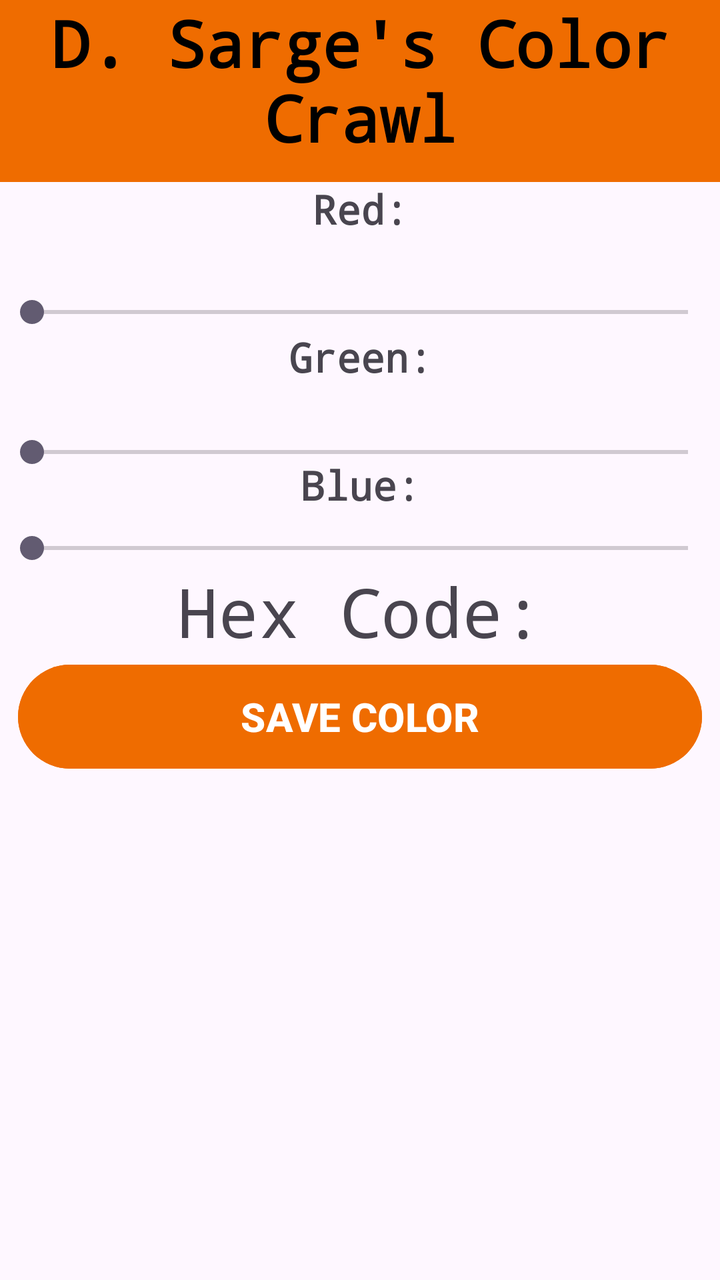
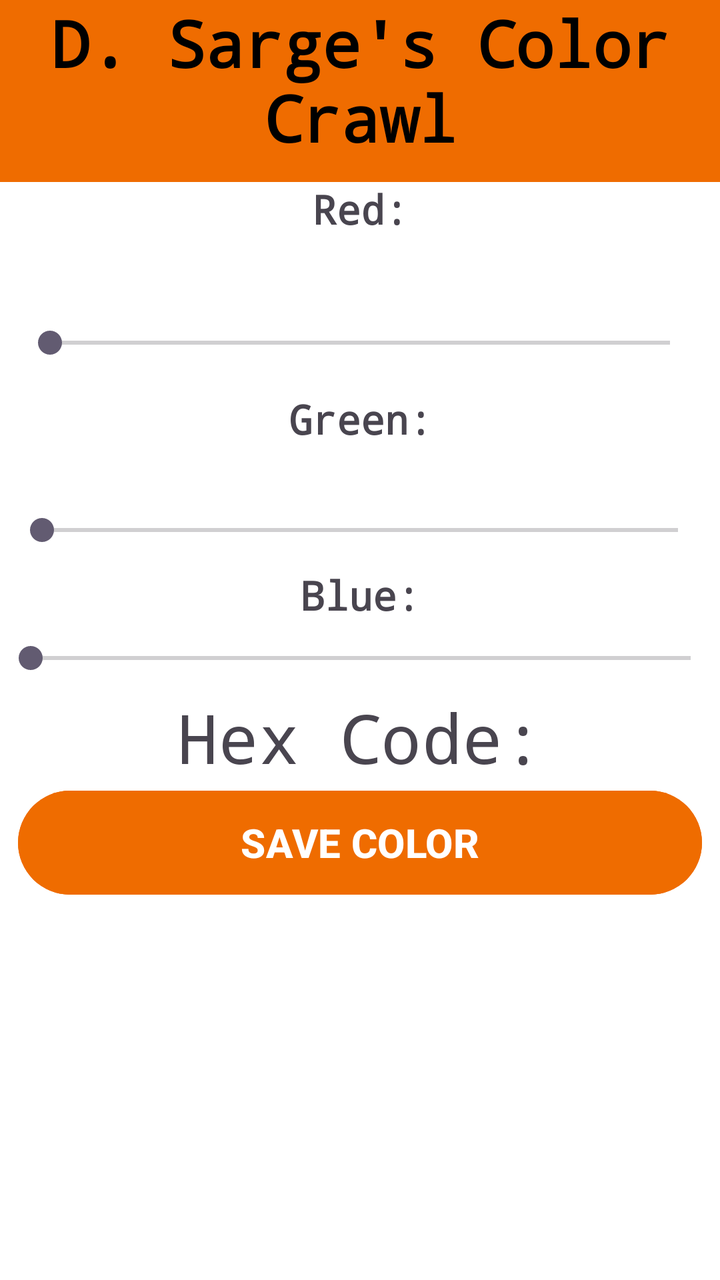

Screens rendered from an Android XML layout before and after an edit, with the pre-edit source and the edit as a unified diff.
<!-- AndroidManifest.xml: application theme Theme.Homework02_Program1 -->
<!-- res/layout/activity_main.xml -->
<?xml version="1.0" encoding="utf-8"?>
<androidx.constraintlayout.widget.ConstraintLayout xmlns:android="http://schemas.android.com/apk/res/android"
    xmlns:app="http://schemas.android.com/apk/res-auto"
    xmlns:tools="http://schemas.android.com/tools"
    android:id="@+id/main_vert_layout"
    android:layout_width="match_parent"
    android:layout_height="match_parent"
    tools:context=".MainActivity">

    <TextView
        android:id="@+id/tv_title"
        android:layout_width="417dp"
        android:layout_height="91dp"
        android:background="#EF6C00"
        android:fontFamily="monospace"
        android:text="D. Sarge's Color Crawl"
        android:textAlignment="center"
        android:textColor="#000000"
        android:textSize="32sp"
        android:textStyle="bold"
        android:typeface="normal"
        app:layout_constraintBottom_toTopOf="@+id/tv_main_red"
        app:layout_constraintEnd_toEndOf="parent"
        app:layout_constraintStart_toStartOf="parent"
        app:layout_constraintTop_toTopOf="parent" />

    <TextView
        android:id="@+id/tv_main_red"
        android:layout_width="404dp"
        android:layout_height="56dp"
        android:fontFamily="monospace"
        android:text="Red:"
        android:textAlignment="center"
        android:textSize="20sp"
        android:textStyle="bold"
        app:layout_constraintBottom_toTopOf="@+id/sb_main_red"
        app:layout_constraintEnd_toEndOf="parent"
        app:layout_constraintStart_toStartOf="parent"
        app:layout_constraintTop_toBottomOf="@+id/tv_title" />

    <SeekBar
        android:id="@+id/sb_main_red"
        android:layout_width="0dp"
        android:layout_height="wrap_content"
        app:layout_constraintBottom_toTopOf="@+id/tv_main_green"
        app:layout_constraintEnd_toEndOf="parent"
        app:layout_constraintStart_toStartOf="parent"
        app:layout_constraintTop_toBottomOf="@+id/tv_main_red" />

    <TextView
        android:id="@+id/tv_main_green"
        android:layout_width="406dp"
        android:layout_height="52dp"
        android:fontFamily="monospace"
        android:text="Green:"
        android:textAlignment="center"
        android:textSize="20sp"
        android:textStyle="bold"
        app:layout_constraintBottom_toTopOf="@+id/sb_main_green"
        app:layout_constraintEnd_toEndOf="parent"
        app:layout_constraintStart_toStartOf="parent"
        app:layout_constraintTop_toBottomOf="@+id/sb_main_red" />

    <SeekBar
        android:id="@+id/sb_main_green"
        android:layout_width="0dp"
        android:layout_height="wrap_content"
        android:layout_marginBottom="30dp"
        app:layout_constraintBottom_toTopOf="@+id/sb_main_blue"
        app:layout_constraintEnd_toEndOf="parent"
        app:layout_constraintStart_toStartOf="parent"
        app:layout_constraintTop_toBottomOf="@+id/tv_main_green" />

    <TextView
        android:id="@+id/tv_main_blue"
        android:layout_width="412dp"
        android:layout_height="53dp"
        android:layout_marginBottom="7dp"
        android:fontFamily="monospace"
        android:text="Blue:"
        android:textAlignment="center"
        android:textSize="20sp"
        android:textStyle="bold"
        app:layout_constraintBottom_toBottomOf="@+id/sb_main_blue"
        app:layout_constraintEnd_toEndOf="parent"
        app:layout_constraintStart_toStartOf="parent"
        app:layout_constraintTop_toBottomOf="@+id/sb_main_green" />

    <SeekBar
        android:id="@+id/sb_main_blue"
        android:layout_width="0dp"
        android:layout_height="wrap_content"
        app:layout_constraintBottom_toTopOf="@+id/tv_main_hex"
        app:layout_constraintEnd_toEndOf="parent"
        app:layout_constraintHorizontal_bias="0.0"
        app:layout_constraintStart_toStartOf="parent"
        app:layout_constraintTop_toBottomOf="@+id/sb_main_green" />

    <TextView
        android:id="@+id/tv_main_hex"
        android:layout_width="0dp"
        android:layout_height="wrap_content"
        android:fontFamily="monospace"
        android:text="Hex Code:"
        android:textAlignment="center"
        android:textSize="34sp"
        app:layout_constraintBottom_toTopOf="@+id/btn_main_save"
        app:layout_constraintEnd_toEndOf="parent"
        app:layout_constraintStart_toStartOf="parent"
        app:layout_constraintTop_toBottomOf="@+id/sb_main_blue" />

    <Button
        android:id="@+id/btn_main_save"
        android:layout_width="342dp"
        android:layout_height="60dp"
        android:layout_marginStart="70dp"
        android:layout_marginEnd="70dp"
        android:backgroundTint="#EF6C00"
        android:capitalize="none"
        android:text="Save Color"
        android:textAlignment="center"
        android:textAllCaps="true"
        android:textColorLink="#CA1414"
        android:textSize="20sp"
        android:textStyle="bold"
        app:layout_constraintBottom_toTopOf="@+id/lv_main_colors"
        app:layout_constraintEnd_toEndOf="parent"
        app:layout_constraintStart_toStartOf="parent"
        app:layout_constraintTop_toBottomOf="@+id/tv_main_hex" />

    <ListView
        android:id="@+id/lv_main_colors"
        android:layout_width="0dp"
        android:layout_height="0dp"
        android:layout_marginBottom="1dp"
        app:layout_constraintBottom_toBottomOf="parent"
        app:layout_constraintEnd_toEndOf="parent"
        app:layout_constraintStart_toStartOf="parent"
        app:layout_constraintTop_toBottomOf="@+id/btn_main_save" />

</androidx.constraintlayout.widget.ConstraintLayout>
<!-- resources referenced by this layout -->
<resources>
  <style name="Theme.Homework02_Program1" parent="Base.Theme.Homework02_Program1" />
  <style name="Base.Theme.Homework02_Program1" parent="Theme.Material3.DayNight.NoActionBar">
          
          
      </style>
</resources>

<!-- the commit's change to res/layout/activity_main.xml (unified diff, before → after) -->
@@ -5,6 +5,7 @@
     android:id="@+id/main_vert_layout"
     android:layout_width="match_parent"
     android:layout_height="match_parent"
+    android:background="#FFFFFF"
     tools:context=".MainActivity">
 
     <TextView
@@ -40,8 +41,9 @@
 
     <SeekBar
         android:id="@+id/sb_main_red"
-        android:layout_width="0dp"
-        android:layout_height="wrap_content"
+        android:layout_width="342dp"
+        android:layout_height="49dp"
+        android:max="255"
         app:layout_constraintBottom_toTopOf="@+id/tv_main_green"
         app:layout_constraintEnd_toEndOf="parent"
         app:layout_constraintStart_toStartOf="parent"
@@ -63,9 +65,10 @@
 
     <SeekBar
         android:id="@+id/sb_main_green"
-        android:layout_width="0dp"
-        android:layout_height="wrap_content"
+        android:layout_width="350dp"
+        android:layout_height="34dp"
         android:layout_marginBottom="30dp"
+        android:max="255"
         app:layout_constraintBottom_toTopOf="@+id/sb_main_blue"
         app:layout_constraintEnd_toEndOf="parent"
         app:layout_constraintStart_toStartOf="parent"
@@ -88,11 +91,12 @@
 
     <SeekBar
         android:id="@+id/sb_main_blue"
-        android:layout_width="0dp"
-        android:layout_height="wrap_content"
+        android:layout_width="362dp"
+        android:layout_height="34dp"
+        android:max="255"
         app:layout_constraintBottom_toTopOf="@+id/tv_main_hex"
         app:layout_constraintEnd_toEndOf="parent"
-        app:layout_constraintHorizontal_bias="0.0"
+        app:layout_constraintHorizontal_bias="0.593"
         app:layout_constraintStart_toStartOf="parent"
         app:layout_constraintTop_toBottomOf="@+id/sb_main_green" />
 
